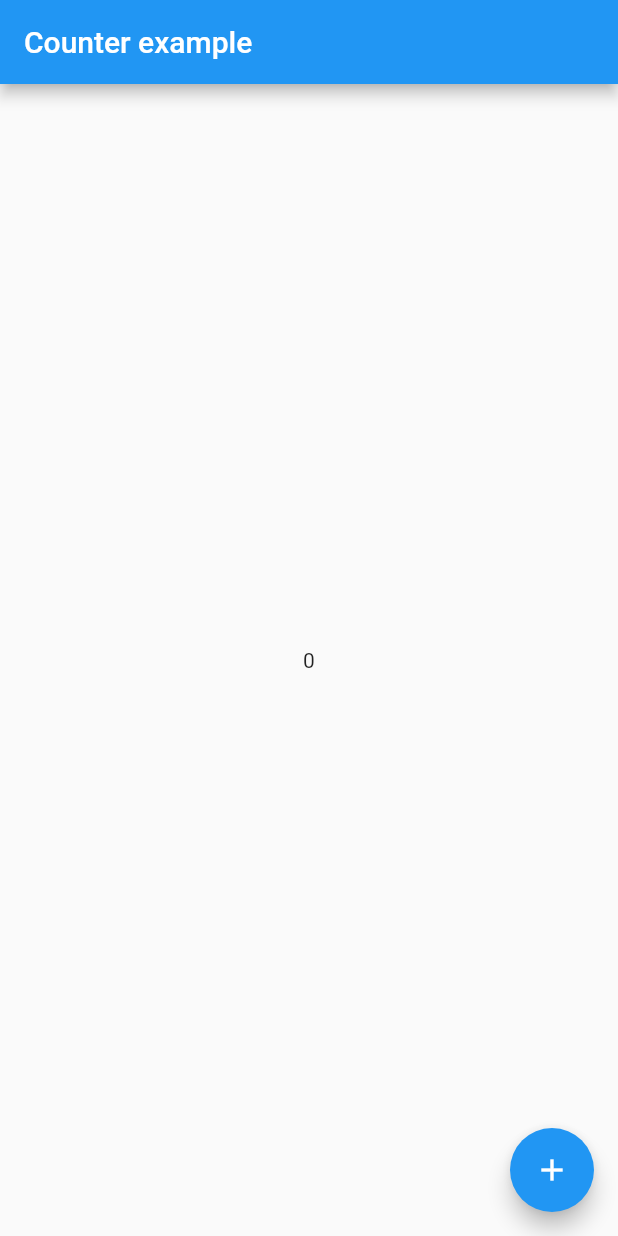
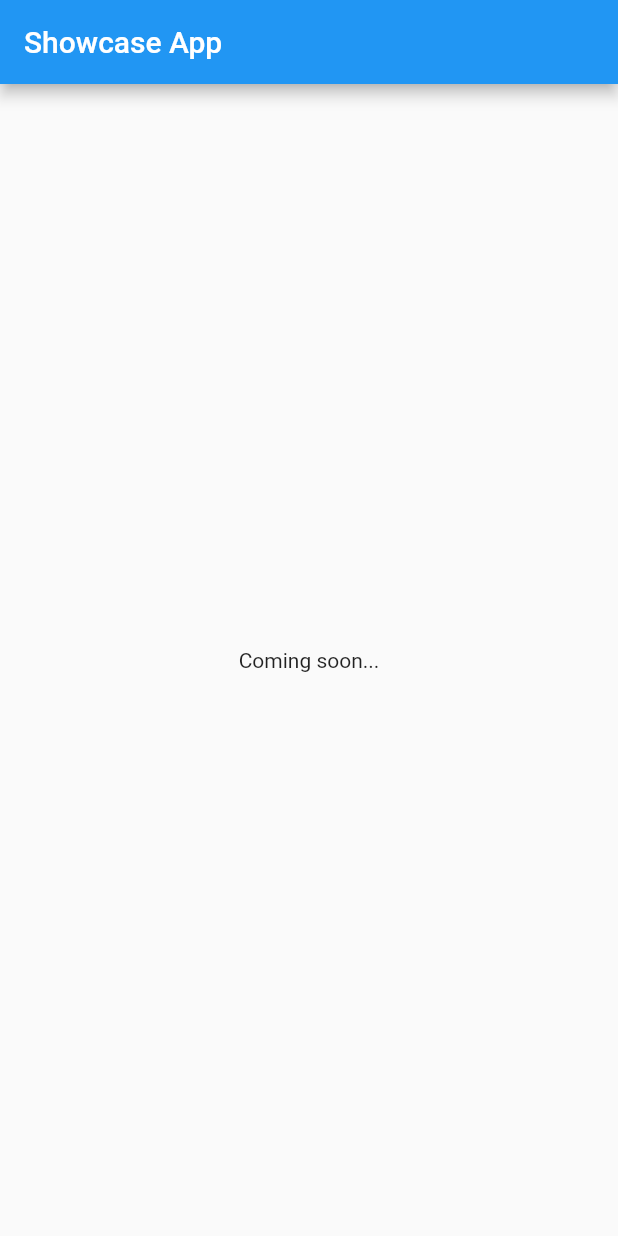
Before and after one commit to garysm/showcase_app, a Flutter app: the screen it shows after launch, on a phone screen of 412 x 824 dp. Run offline on Flutter 3.47's test engine with Material 2 defaults, Android fonts, the phone set to English and light mode, and no system bars; our stand-ins replace hooks_riverpod.

Commit message:
add showcase text

```diff
--- a/lib/main.dart
+++ b/lib/main.dart
@@ -1,11 +1,8 @@
 import 'package:flutter/material.dart';
 import 'package:hooks_riverpod/hooks_riverpod.dart';
 
-// A Counter example implemented with riverpod
-
 void main() {
   runApp(
-    // Adding ProviderScope enables Riverpod for the entire project
     const ProviderScope(child: MyApp()),
   );
 }
@@ -19,28 +16,17 @@ class MyApp extends StatelessWidget {
   }
 }
 
-/// Providers are declared globally and specifies how to create a state
-final counterProvider = StateProvider((ref) => 0);
-
 class Home extends HookConsumerWidget {
   const Home({Key? key}) : super(key: key);
 
   @override
   Widget build(BuildContext context, WidgetRef ref) {
     return Scaffold(
-      appBar: AppBar(title: const Text('Counter example')),
-      body: Center(
-        // Consumer is a widget that allows you reading providers.
-        // You could also use the hook "useProvider" if you uses flutter_hooks
-        child: Consumer(builder: (context, watch, _) {
-          final count = ref.watch(counterProvider.state).state;
-          return Text('$count');
-        }),
+      appBar: AppBar(
+        title: const Text('Showcase App'),
       ),
-      floatingActionButton: FloatingActionButton(
-        // The read method is an utility to read a provider without listening to it
-        onPressed: () => ref.read(counterProvider.state).state++,
-        child: const Icon(Icons.add),
+      body: const Center(
+        child: Text('Coming soon...'),
       ),
     );
   }
```
